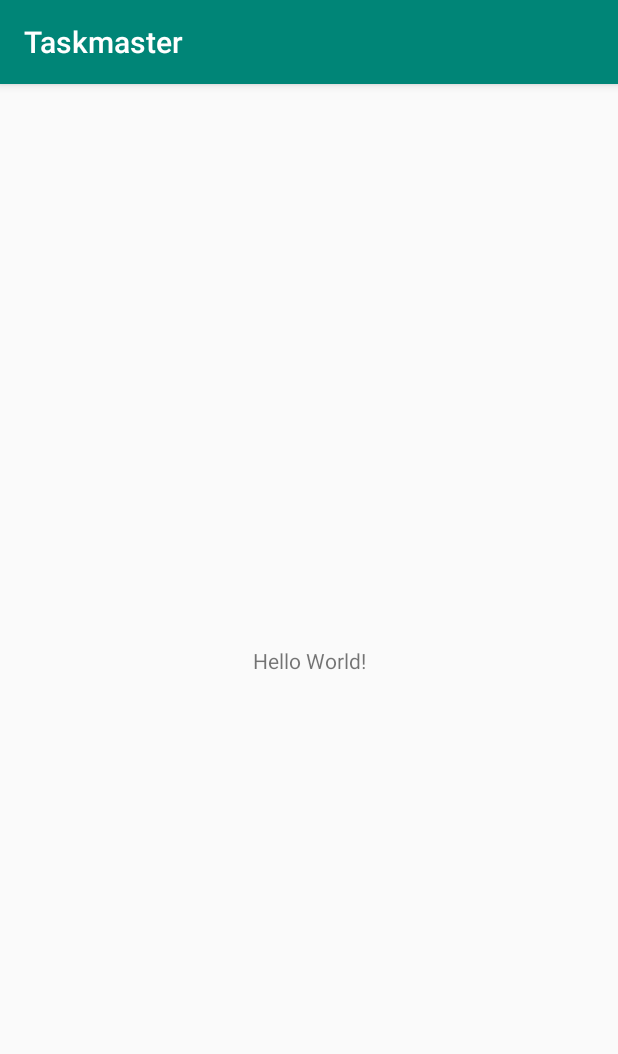
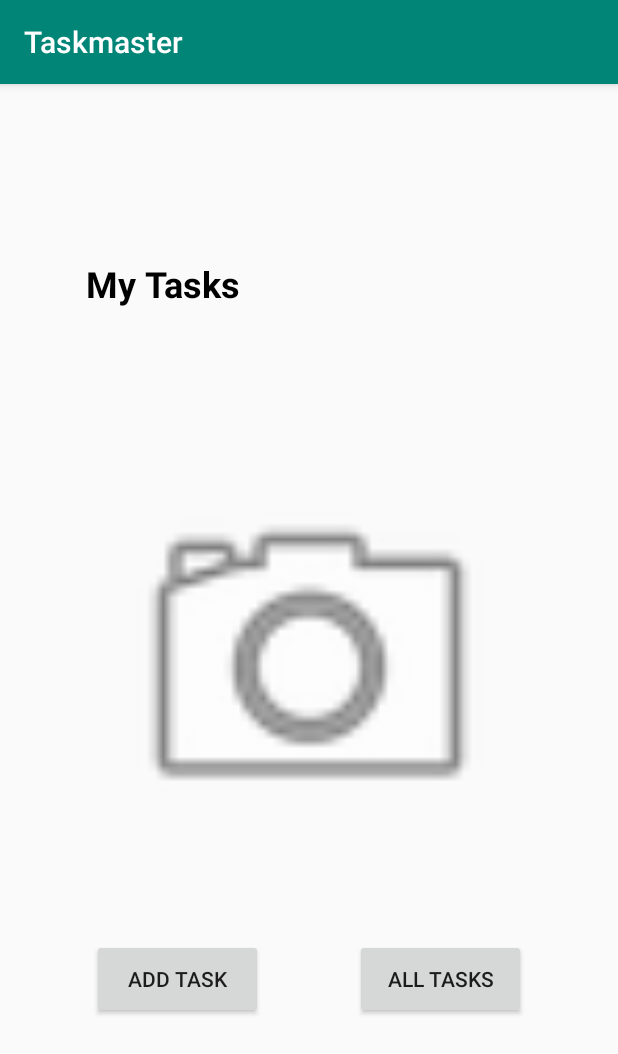
Before and after one commit to daesy13/taskmaster, an Android app: the screen it shows after launch (MainActivity), on a phone screen of 412 x 824 dp. Shown: the top 1054 px of the screen. Run offline under Robolectric (Android 15) with nearby library versions, the phone set to English and light mode, and no system bars.

Commit message:
task manager

```diff
--- a/app/src/main/AndroidManifest.xml
+++ b/app/src/main/AndroidManifest.xml
@@ -9,6 +9,8 @@
         android:roundIcon="@mipmap/ic_launcher_round"
         android:supportsRtl="true"
         android:theme="@style/AppTheme">
+        <activity android:name=".AllTask"></activity>
+        <activity android:name=".AddTask" />
         <activity android:name=".MainActivity">
             <intent-filter>
                 <action android:name="android.intent.action.MAIN" />
--- a/app/src/main/java/com/example/taskmaster/MainActivity.java
+++ b/app/src/main/java/com/example/taskmaster/MainActivity.java
@@ -1,8 +1,14 @@
 package com.example.taskmaster;
 
 import androidx.appcompat.app.AppCompatActivity;
+import androidx.constraintlayout.widget.ConstraintLayout;
 
+import android.content.Intent;
 import android.os.Bundle;
+import android.view.View;
+import android.widget.Button;
+import android.widget.EditText;
+import android.widget.TextView;
 
 public class MainActivity extends AppCompatActivity {
 
@@ -10,5 +16,26 @@ public class MainActivity extends AppCompatActivity {
     protected void onCreate(Bundle savedInstanceState) {
         super.onCreate(savedInstanceState);
         setContentView(R.layout.activity_main);
+
+        // GO TO ADD TASK
+        Button goToAddTaskPage = findViewById(R.id.button);
+        goToAddTaskPage.setOnClickListener(new View.OnClickListener(){
+            @Override
+            public void onClick(View view){
+                Intent goToAddTask = new Intent(MainActivity.this, AddTask.class);
+                MainActivity.this.startActivity(goToAddTask);
+            }
+        });
+
+
+        // GO TO ALL TASK
+        Button goToAllTaskPage = findViewById(R.id.button2);
+        goToAllTaskPage.setOnClickListener(new View.OnClickListener(){
+            @Override
+            public void onClick(View view){
+                Intent goToAllTask = new Intent(MainActivity.this, AllTask.class);
+                MainActivity.this.startActivity(goToAllTask);
+            }
+        });
     }
 }
--- a/app/src/main/res/layout/activity_main.xml
+++ b/app/src/main/res/layout/activity_main.xml
@@ -7,12 +7,50 @@
     tools:context=".MainActivity">
 
     <TextView
-        android:layout_width="wrap_content"
-        android:layout_height="wrap_content"
-        android:text="Hello World!"
+        android:id="@+id/textView3"
+        android:layout_width="121dp"
+        android:layout_height="40dp"
+        android:text="My Tasks"
+        android:textColor="@android:color/black"
+        android:textSize="24sp"
+        android:textStyle="bold"
         app:layout_constraintBottom_toBottomOf="parent"
+        app:layout_constraintHorizontal_bias="0.197"
         app:layout_constraintLeft_toLeftOf="parent"
         app:layout_constraintRight_toRightOf="parent"
-        app:layout_constraintTop_toTopOf="parent" />
+        app:layout_constraintTop_toTopOf="parent"
+        app:layout_constraintVertical_bias="0.16" />
+
+    <ImageView
+        android:id="@+id/imageView2"
+        android:layout_width="291dp"
+        android:layout_height="267dp"
+        app:layout_constraintBottom_toBottomOf="parent"
+        app:layout_constraintEnd_toEndOf="parent"
+        app:layout_constraintStart_toStartOf="parent"
+        app:layout_constraintTop_toTopOf="parent"
+        app:srcCompat="@android:drawable/ic_menu_camera" />
+
+    <Button
+        android:id="@+id/button"
+        android:layout_width="114dp"
+        android:layout_height="53dp"
+        android:layout_marginTop="52dp"
+        android:text="ADD TASK"
+        app:layout_constraintEnd_toStartOf="@+id/button2"
+        app:layout_constraintHorizontal_bias="0.548"
+        app:layout_constraintStart_toStartOf="parent"
+        app:layout_constraintTop_toBottomOf="@+id/imageView2" />
+
+    <Button
+        android:id="@+id/button2"
+        android:layout_width="114dp"
+        android:layout_height="53dp"
+        android:layout_marginTop="52dp"
+        android:text="All tasks"
+        app:layout_constraintEnd_toEndOf="parent"
+        app:layout_constraintHorizontal_bias="0.5"
+        app:layout_constraintStart_toEndOf="@+id/button"
+        app:layout_constraintTop_toBottomOf="@+id/imageView2" />
 
 </androidx.constraintlayout.widget.ConstraintLayout>
```
Also changed, not shown: app/src/main/java/com/example/taskmaster/AddTask.java (added, +14 -0 lines), app/src/main/java/com/example/taskmaster/AllTask.java (added, +14 -0 lines), app/src/main/res/layout/activity_add_task.xml (added, +93 -0 lines), app/src/main/res/layout/activity_all_task.xml (added, +32 -0 lines), 2 other files.
